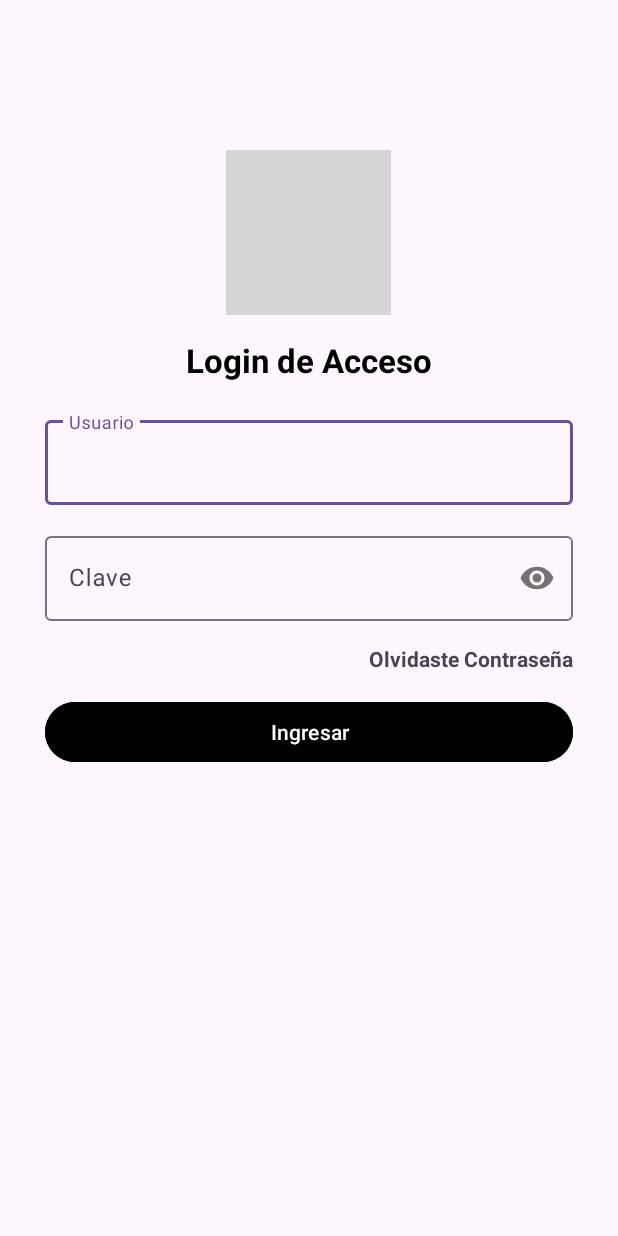
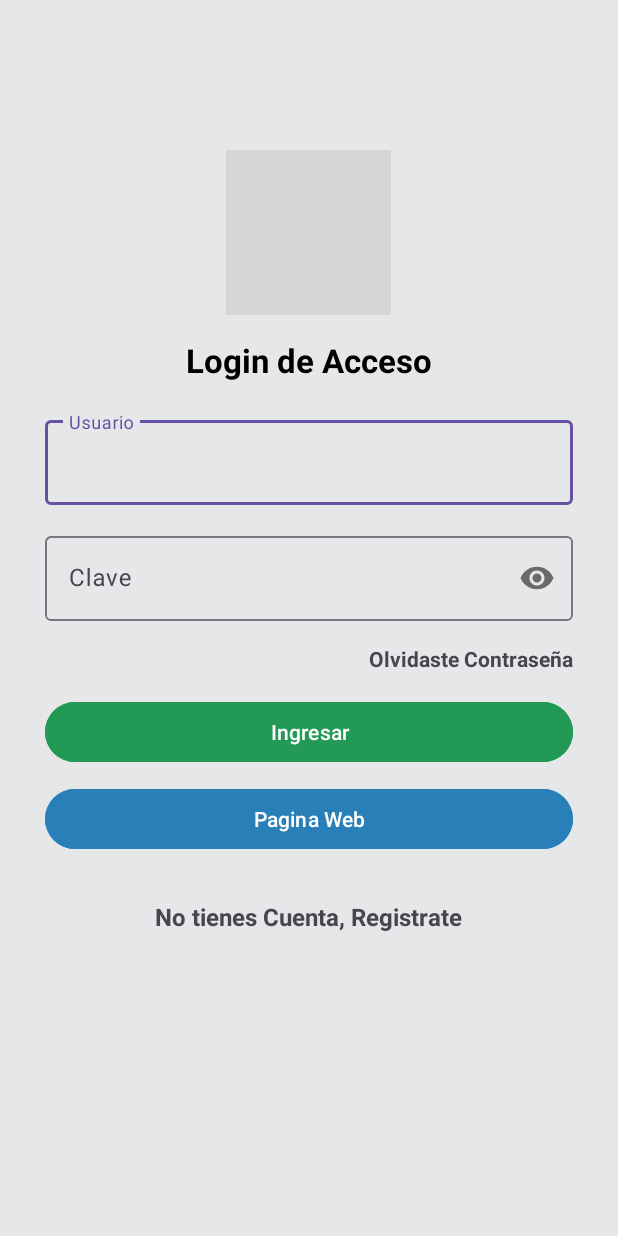
Before and after one commit to pedro-damian/curso-android, an Android app: the screen it shows after launch (MainActivity), on a phone screen of 412 x 824 dp. Run offline under Robolectric (Android 15) with nearby library versions, the phone set to English and light mode, and no system bars; grey boxes are pictures that could not be loaded.

Commit message:
Update files

```diff
--- a/GestorApp/app/src/main/AndroidManifest.xml
+++ b/GestorApp/app/src/main/AndroidManifest.xml
@@ -1,6 +1,7 @@
 <?xml version="1.0" encoding="utf-8"?>
 <manifest xmlns:android="http://schemas.android.com/apk/res/android"
     xmlns:tools="http://schemas.android.com/tools">
+    <uses-permission android:name="android.permission.INTERNET" />
 
     <application
         android:allowBackup="true"
@@ -12,8 +13,11 @@
         android:supportsRtl="true"
         android:theme="@style/Theme.GestorApp">
         <activity
+            android:name=".PaginaWeb"
+            android:exported="false" />
+        <activity
             android:name=".SplashScreen"
-            android:exported="true" >
+            android:exported="true">
             <intent-filter>
                 <action android:name="android.intent.action.MAIN" />
 
--- a/GestorApp/app/src/main/java/com/pedrodamian/gestorapp/MainActivity.java
+++ b/GestorApp/app/src/main/java/com/pedrodamian/gestorapp/MainActivity.java
@@ -1,6 +1,10 @@
 package com.pedrodamian.gestorapp;
 
+import android.content.Intent;
 import android.os.Bundle;
+import android.view.View;
+import android.widget.Button;
+import android.widget.Toast;
 
 import androidx.activity.EdgeToEdge;
 import androidx.appcompat.app.AppCompatActivity;
@@ -12,13 +16,41 @@ public class MainActivity extends AppCompatActivity {
 
     @Override
     protected void onCreate(Bundle savedInstanceState) {
+
+        // Paso 1: declaro mi control con el tipo de elemento
+        Button btnweb;
+        Button btningresar;
+
         super.onCreate(savedInstanceState);
         EdgeToEdge.enable(this);
         setContentView(R.layout.activity_main);
-        ViewCompat.setOnApplyWindowInsetsListener(findViewById(R.id.main), (v, insets) -> {
-            Insets systemBars = insets.getInsets(WindowInsetsCompat.Type.systemBars());
-            v.setPadding(systemBars.left, systemBars.top, systemBars.right, systemBars.bottom);
-            return insets;
+//        ViewCompat.setOnApplyWindowInsetsListener(findViewById(R.id.main), (v, insets) -> {
+//            Insets systemBars = insets.getInsets(WindowInsetsCompat.Type.systemBars());
+//            v.setPadding(systemBars.left, systemBars.top, systemBars.right, systemBars.bottom);
+//            return insets;
+//        });
+
+        // Paso 2: ASOCIAR mi variable creada con el control de activity_main
+        btnweb = findViewById(R.id.btnWeb);
+        btningresar = findViewById(R.id.btnIngresar);
+
+        // Paso 3: Indicar a la variable que es lo que vas hacer
+        btnweb.setOnClickListener(new View.OnClickListener() {
+            @Override
+            public void onClick(View v) {
+                // Toast es el mensajito tipo globito
+                // Toast.makeText(MainActivity.this, "Soy el boton", Toast.LENGTH_SHORT).show();
+                startActivity(new Intent(MainActivity.this, PaginaWeb.class));
+            }
         });
+
+        btningresar.setOnClickListener(new View.OnClickListener() {
+            @Override
+            public void onClick(View v) {
+                // Toast es el mensajito tipo globito
+                Toast.makeText(MainActivity.this, "Ingresate", Toast.LENGTH_SHORT).show();
+            }
+        });
+
     }
 }
--- a/GestorApp/app/src/main/res/layout/activity_main.xml
+++ b/GestorApp/app/src/main/res/layout/activity_main.xml
@@ -6,6 +6,7 @@
     android:id="@+id/main"
     android:layout_width="match_parent"
     android:layout_height="match_parent"
+    android:background="@color/gris"
     tools:context=".MainActivity">
 
     <ImageView
@@ -80,8 +81,27 @@
                 android:layout_below="@id/olvidaste"
                 android:layout_marginTop="15dp"
                 android:text="@string/ingresar"
-                android:backgroundTint="@color/black    "
+                android:backgroundTint="@color/verde"
                 />
+            <Button
+                android:id="@+id/btnWeb"
+                android:layout_width="match_parent"
+                android:layout_height="wrap_content"
+                android:layout_below="@id/btnIngresar"
+                android:text="@string/web"
+                android:layout_marginTop="10dp"
+                android:backgroundTint="@color/azul" />
+            <TextView
+                android:id="@+id/tvRegistrate"
+                android:layout_width="wrap_content"
+                android:layout_height="wrap_content"
+                android:text="@string/no_cuenta"
+                android:layout_below="@id/btnWeb"
+                android:layout_marginTop="30dp"
+                android:textStyle="bold"
+                android:textSize="16sp"
+                android:layout_centerHorizontal="true" />
+
 
         </RelativeLayout>
 
--- a/GestorApp/app/src/main/res/values/colors.xml
+++ b/GestorApp/app/src/main/res/values/colors.xml
@@ -2,4 +2,7 @@
 <resources>
     <color name="black">#FF000000</color>
     <color name="white">#FFFFFFFF</color>
+    <color name="azul">#2980b9</color>
+    <color name="verde">#229954</color>
+    <color name="gris">#e5e7e9</color>
 </resources>
```
Also changed, not shown: GestorApp/app/src/main/java/com/pedrodamian/gestorapp/PaginaWeb.java (added, +38 -0 lines), GestorApp/app/src/main/res/layout/activity_pagina_web.xml (added, +15 -0 lines).
